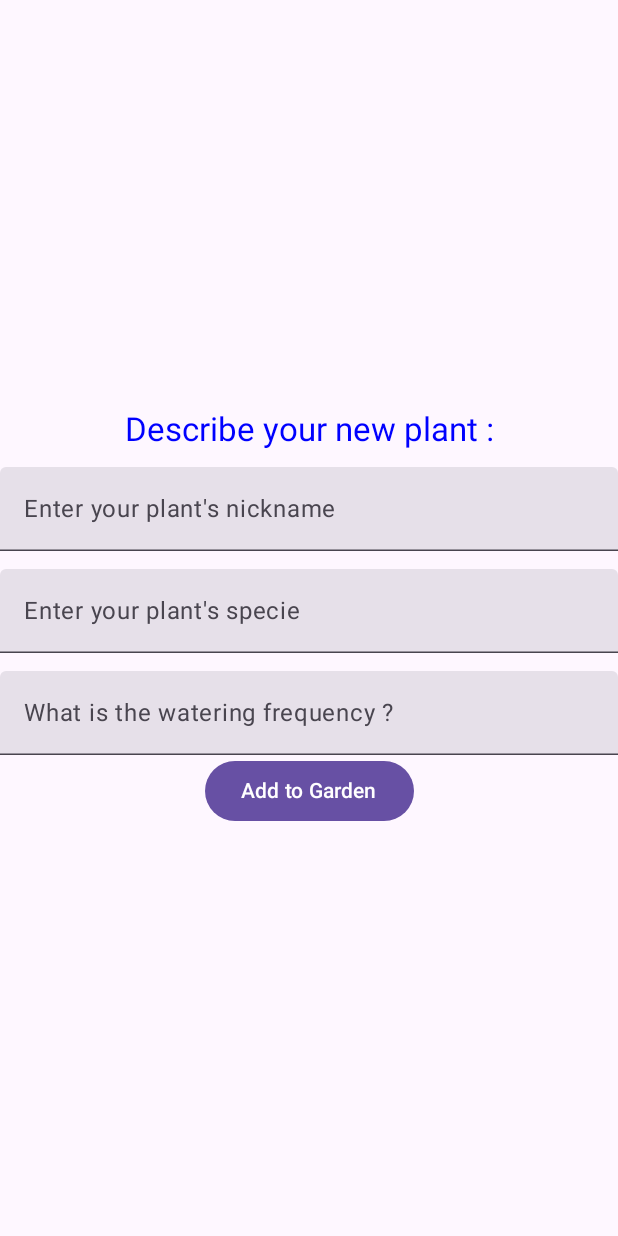
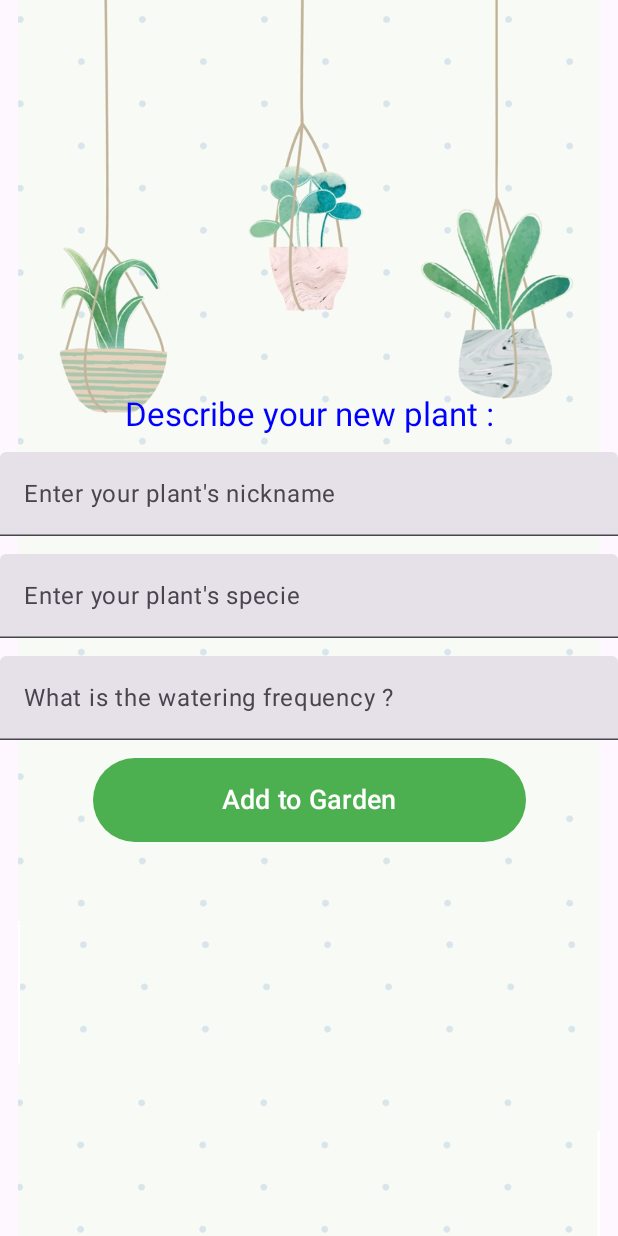
Before and after one commit to j4nelle/OkBloomer_Kotlin, an Android app built with Jetpack Compose: the Adding_Plant_activity screen opened directly, with no data from a screen before it, on a phone screen of 412 x 824 dp. Run offline under Robolectric (Android 15) with nearby library versions, the phone set to English and light mode, and no system bars.

Commit message:
adding backgrounds to the Adding_Plant_activity

```diff
--- a/app/src/main/java/es/uc3m/android/okbloomer_kotlin/Adding_Plant_activity.kt
+++ b/app/src/main/java/es/uc3m/android/okbloomer_kotlin/Adding_Plant_activity.kt
@@ -7,15 +7,19 @@ import androidx.activity.ComponentActivity
 import androidx.activity.compose.setContent
 import androidx.activity.enableEdgeToEdge
 import androidx.appcompat.app.AppCompatActivity
+import androidx.compose.foundation.Image
 import androidx.compose.foundation.layout.Arrangement
 import androidx.compose.foundation.layout.Box
 import androidx.compose.foundation.layout.Column
 import androidx.compose.foundation.layout.Spacer
 import androidx.compose.foundation.layout.fillMaxSize
 import androidx.compose.foundation.layout.fillMaxWidth
+import androidx.compose.foundation.layout.height
 import androidx.compose.foundation.layout.size
+import androidx.compose.foundation.shape.RoundedCornerShape
 import androidx.compose.material3.Button
 import androidx.compose.material3.ButtonColors
+import androidx.compose.material3.ButtonDefaults
 import androidx.compose.material3.Text
 import androidx.compose.material3.TextField
 import androidx.compose.runtime.Composable
@@ -30,8 +34,10 @@ import androidx.core.view.ViewCompat
 import androidx.core.view.WindowInsetsCompat
 import es.uc3m.android.okbloomer_kotlin.ui.theme.OkBloomer_KotlinTheme
 import androidx.compose.ui.Modifier
+import androidx.compose.ui.draw.clip
 import androidx.compose.ui.graphics.Color
 import androidx.compose.ui.platform.LocalContext
+import androidx.compose.ui.res.painterResource
 import androidx.compose.ui.res.stringResource
 import androidx.compose.ui.unit.dp
 import androidx.compose.ui.unit.sp
@@ -42,7 +48,7 @@ class Adding_Plant_activity : ComponentActivity() {
     override fun onCreate(savedInstanceState: Bundle?) {
         super.onCreate(savedInstanceState)
         enableEdgeToEdge()
-        setContent {
+        setContent{
 
     // Initiation of the variables
     var plant_nickname by remember { mutableStateOf("") }
@@ -51,6 +57,16 @@ class Adding_Plant_activity : ComponentActivity() {
 
     //context variable
     var context = LocalContext.current
+
+    Box(
+    modifier = Modifier.fillMaxSize()
+    )
+    {
+        Image(
+            painter = painterResource(id = R.drawable.background),
+            contentDescription = null,
+            modifier = Modifier.fillMaxSize()
+        )
 
         Column(
             modifier = Modifier.fillMaxSize(),
@@ -66,11 +82,12 @@ class Adding_Plant_activity : ComponentActivity() {
 
             //creating a textfield for each variable
             TextField(value = plant_nickname,
-            label = ({ Text("Enter your plant's nickname") }),
+                label = (
+                        { Text("Enter your plant's nickname")
+                        }),
                 modifier = Modifier.fillMaxWidth(),
-            onValueChange = {
-                plant_nickname = it
-            })
+                onValueChange = { plant_nickname = it }
+            )
 
             Spacer(modifier = Modifier.size(12.dp))
 
@@ -90,17 +107,25 @@ class Adding_Plant_activity : ComponentActivity() {
                 label = { Text(text = "What is the watering frequency ?") }
             )
 
+            Spacer(modifier = Modifier.height(12.dp))
+
             Button(
-            onClick = {
-                keep_data(plant_nickname, plant_specie, watering_frequency)
-            }
-            //colors =
-        ) {
-            Text("Add to Garden")
-            // will have to switch to a text_button variable that says "added" when you click it
+                onClick =
+                { keep_data(plant_nickname, plant_specie, watering_frequency)
+                },
+                colors = ButtonDefaults.buttonColors(containerColor = Color(0xFF4CAF50)),
+                modifier = Modifier
+                    .fillMaxWidth(0.7f)
+                    .height(56.dp)
+                    .clip(RoundedCornerShape(12.dp))
+                 )
+                {
+                Text("Add to Garden", fontSize = 18.sp)
                 }
         }
-        }   }
+    }
+        }
+    }
 
     private fun keep_data(plantNickname: String, plantSpecie: String, wateringFrequency: String) {
         val plant_data = Plant_data(this)
```
Lines whose indentation alone changed are shown as unchanged.
